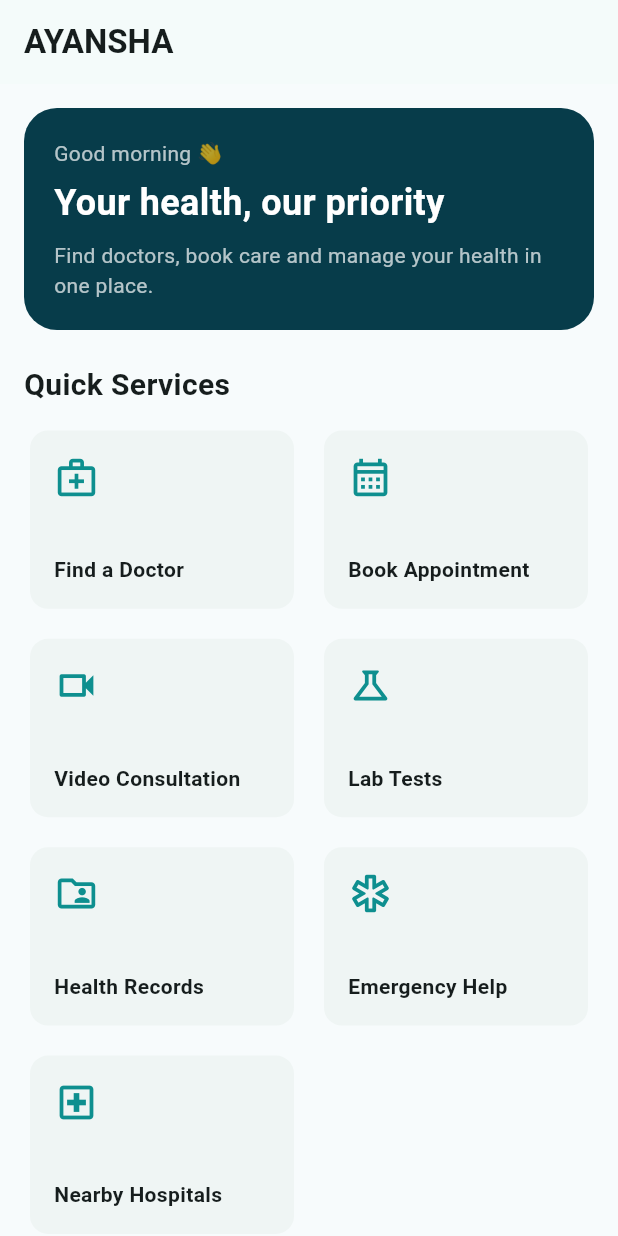
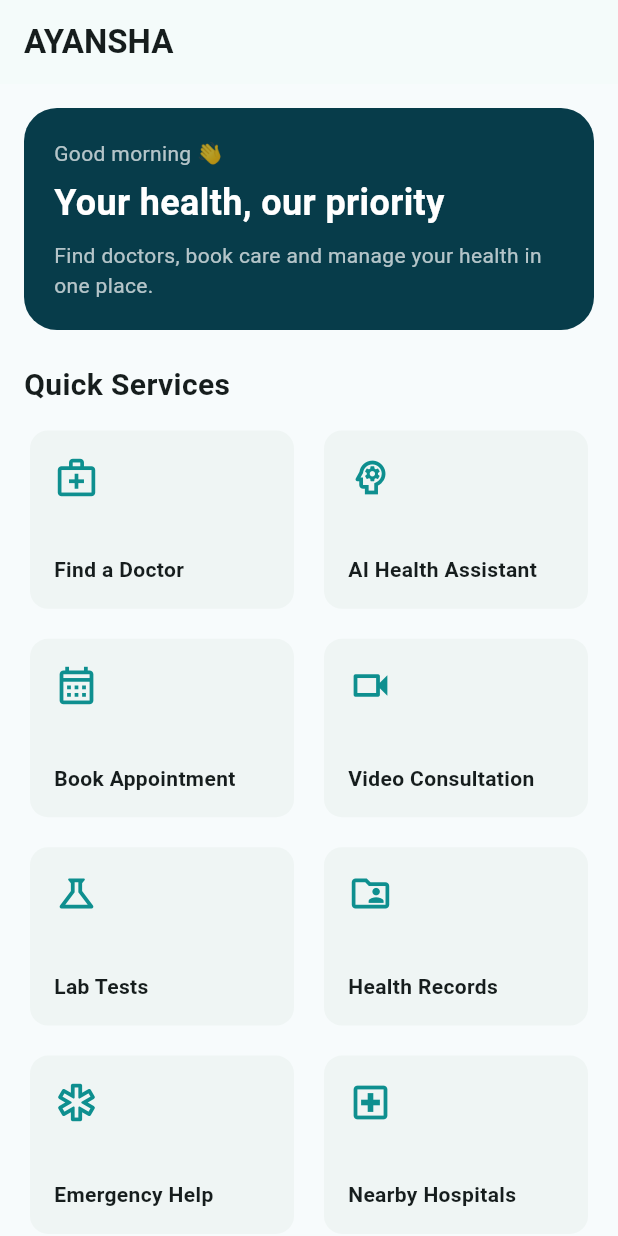
Before and after one commit to ayanshaagency-spec/automatic-octo-umbrella, a Flutter app: the HomeTab screen opened directly, on a phone screen of 412 x 824 dp. Run offline on Flutter 3.47's test engine with Material 3 defaults, Android fonts, the phone set to English and light mode, and no system bars.

Commit message:
feat(mobile): add AI health assistant entry point

```diff
--- a/mobile-app/lib/main.dart
+++ b/mobile-app/lib/main.dart
@@ -2,6 +2,7 @@ import 'package:flutter/material.dart';
 import 'api_client.dart';
 import 'auth_gate.dart';
 import 'labs_page.dart';
+import 'ai_health_page.dart';
 
 void main() => runApp(const AyanshaHealthCareApp());
 
@@ -56,7 +57,7 @@ class HomeTab extends StatelessWidget {
   @override Widget build(BuildContext c) => Scaffold(appBar: AppBar(title: const Text('AYANSHA', style: TextStyle(fontWeight: FontWeight.bold))), body: ListView(padding: const EdgeInsets.all(16), children: [
     Container(padding: const EdgeInsets.all(20), decoration: BoxDecoration(color: const Color(0xFF073C4A), borderRadius: BorderRadius.circular(22)), child: const Column(crossAxisAlignment: CrossAxisAlignment.start, children: [Text('Good morning 👋', style: TextStyle(color: Colors.white70)), SizedBox(height: 6), Text('Your health, our priority', style: TextStyle(color: Colors.white, fontSize: 24, fontWeight: FontWeight.bold)), SizedBox(height: 8), Text('Find doctors, book care and manage your health in one place.', style: TextStyle(color: Colors.white70))])),
     const SizedBox(height: 22), const Text('Quick Services', style: TextStyle(fontSize: 20, fontWeight: FontWeight.bold)), const SizedBox(height: 12),
-    GridView.count(shrinkWrap: true, physics: const NeverScrollableScrollPhysics(), crossAxisCount: 2, crossAxisSpacing: 12, mainAxisSpacing: 12, childAspectRatio: 1.45, children: [service(c, 'Find a Doctor', Icons.medical_services_outlined, const DoctorsTab()), service(c, 'Book Appointment', Icons.calendar_month_outlined, const BookingPage()), service(c, 'Video Consultation', Icons.videocam_outlined, const ConsultationPage()), service(c, 'Lab Tests', Icons.science_outlined, LabsPage(client: api, phone: patientPhone)), service(c, 'Health Records', Icons.folder_shared_outlined, const RecordsTab()), service(c, 'Emergency Help', Icons.emergency_outlined, const EmergencyPage()), service(c, 'Nearby Hospitals', Icons.local_hospital_outlined, const NearbyHospitalsPage())]),
+    GridView.count(shrinkWrap: true, physics: const NeverScrollableScrollPhysics(), crossAxisCount: 2, crossAxisSpacing: 12, mainAxisSpacing: 12, childAspectRatio: 1.45, children: [service(c, 'Find a Doctor', Icons.medical_services_outlined, const DoctorsTab()), service(c, 'AI Health Assistant', Icons.psychology_outlined, AIHealthPage(client: api)), service(c, 'Book Appointment', Icons.calendar_month_outlined, const BookingPage()), service(c, 'Video Consultation', Icons.videocam_outlined, const ConsultationPage()), service(c, 'Lab Tests', Icons.science_outlined, LabsPage(client: api, phone: patientPhone)), service(c, 'Health Records', Icons.folder_shared_outlined, const RecordsTab()), service(c, 'Emergency Help', Icons.emergency_outlined, const EmergencyPage()), service(c, 'Nearby Hospitals', Icons.local_hospital_outlined, const NearbyHospitalsPage())]),
     const SizedBox(height: 18), Container(padding: const EdgeInsets.all(16), decoration: BoxDecoration(color: const Color(0xFFFFEEEE), borderRadius: BorderRadius.circular(18)), child: const Row(children: [Icon(Icons.emergency, color: Colors.red), SizedBox(width: 12), Expanded(child: Text('Emergency? Get immediate professional help.', style: TextStyle(fontWeight: FontWeight.w600)))]))
   ]));
 }
```
